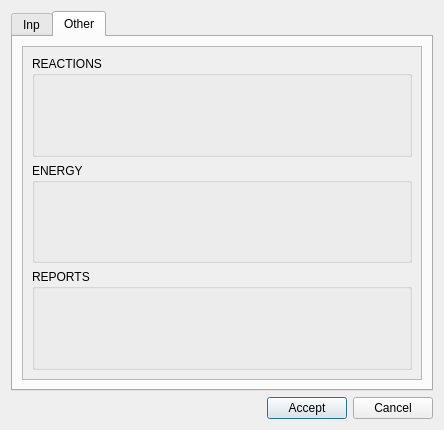
The window that core/ui/toolbars/epa/go2epa_options.ui (Giswater/giswater_qgis_plugin) describes before a commit, drawn with Qt 5.
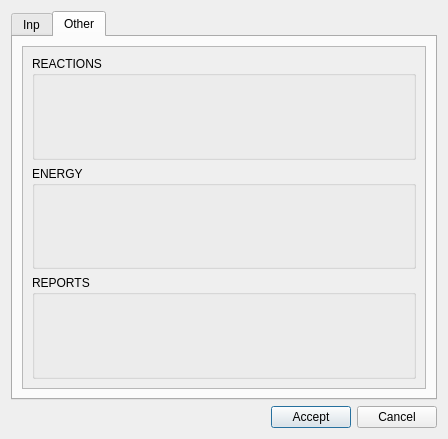
The same window after the commit. The open tabs and pages were chosen to show the change.

Commit message: Enhancement: manage "refresh_go2epa_options" when change workspace

```diff
--- a/core/ui/toolbars/epa/go2epa_options.ui
+++ b/core/ui/toolbars/epa/go2epa_options.ui
@@ -6,8 +6,8 @@
    <rect>
     <x>0</x>
     <y>0</y>
-    <width>444</width>
-    <height>430</height>
+    <width>448</width>
+    <height>439</height>
    </rect>
   </property>
   <property name="windowTitle">
@@ -170,14 +170,14 @@
            <rect>
             <x>0</x>
             <y>0</y>
-            <width>392</width>
-            <height>318</height>
+            <width>396</width>
+            <height>336</height>
            </rect>
           </property>
           <layout class="QGridLayout" name="gridLayout_8">
            <item row="0" column="0">
-            <layout class="QGridLayout" name="gridLayout_5">
-             <item row="1" column="0">
+            <layout class="QVBoxLayout" name="verticalLayout">
+             <item>
               <widget class="QGroupBox" name="groupBox">
                <property name="title">
                 <string>REACTIONS</string>
@@ -192,7 +192,7 @@
                </layout>
               </widget>
              </item>
-             <item row="2" column="0">
+             <item>
               <widget class="QGroupBox" name="groupBox_2">
                <property name="title">
                 <string>ENERGY</string>
@@ -207,7 +207,7 @@
                </layout>
               </widget>
              </item>
-             <item row="3" column="0">
+             <item>
               <widget class="QGroupBox" name="grb_reports">
                <property name="title">
                 <string>REPORTS</string>
```
Left out of the diff: 96 changed lines with no effect on the pictures. The commit also changes 2 other files.
